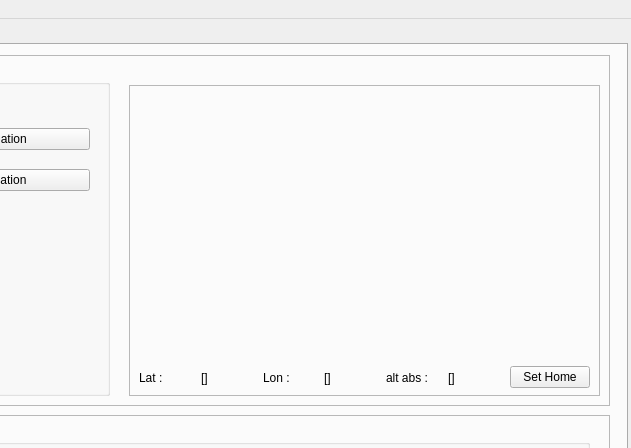
Qt form src/gui/GCS.ui (KritinMathur/SPADE_BDI_UAV) before a commit; both pictures show x 533 to 1164 and y 0 to 448 of the 1164 by 772 pixel window.
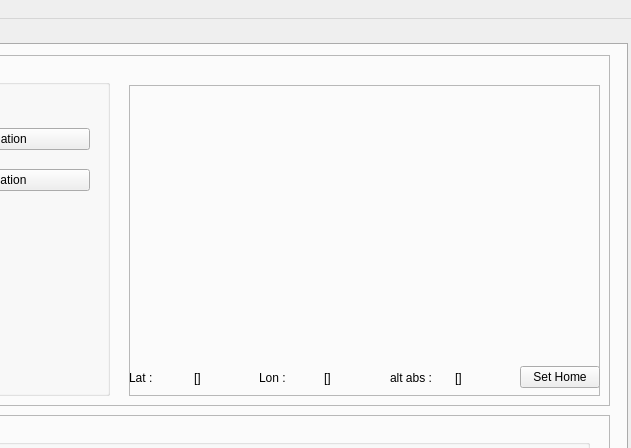
The same form after that commit. The open tabs and pages were chosen to show the change.

The edit to the form file:
```diff
--- a/src/gui/GCS.ui
+++ b/src/gui/GCS.ui
@@ -1731,9 +1731,9 @@
        <widget class="QWidget" name="layoutWidget">
         <property name="geometry">
          <rect>
-          <x>10</x>
+          <x>0</x>
           <y>280</y>
-          <width>451</width>
+          <width>471</width>
           <height>25</height>
          </rect>
         </property>
@@ -1795,7 +1795,7 @@
           <x>0</x>
           <y>0</y>
           <width>471</width>
-          <height>311</height>
+          <height>281</height>
          </rect>
         </property>
        </widget>
```
Left out of the diff: 18 changed lines with no effect on the pictures.
